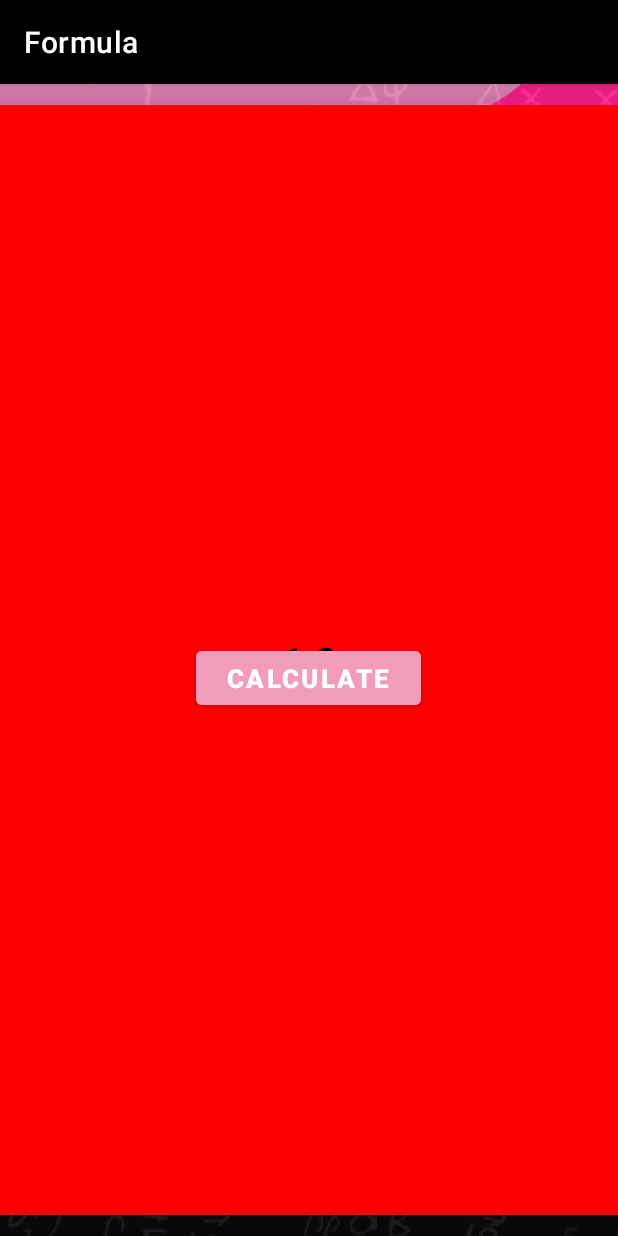
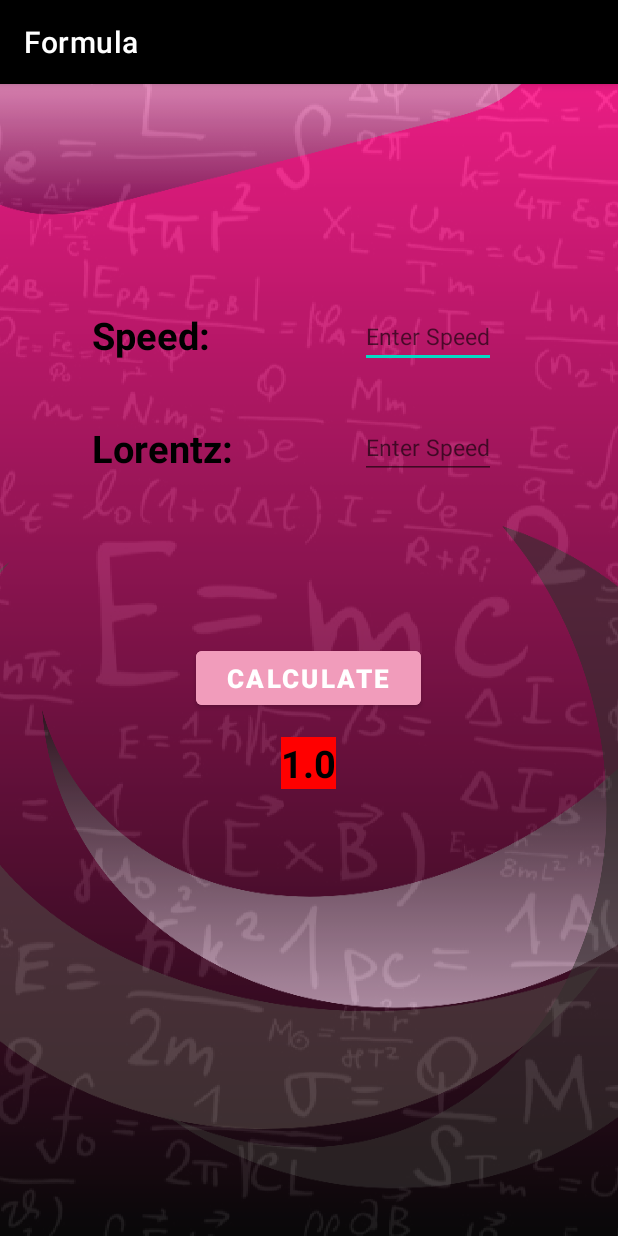
Before and after one commit to Maheswari-ops/Formula, an Android app: the Practice screen opened directly, with no data from a screen before it, after a tap on "CALCULATE", on a phone screen of 412 x 824 dp. Run offline under Robolectric (Android 15) with nearby library versions, the phone set to English and light mode, and no system bars; 2 statements that could not run were skipped.

Commit message:
second commit

```diff
--- a/app/src/main/java/com/example/formula/Practice.java
+++ b/app/src/main/java/com/example/formula/Practice.java
@@ -7,6 +7,8 @@ import android.graphics.Color;
 import android.media.MediaPlayer;
 import android.os.Bundle;
 import android.os.Vibrator;
+import android.text.Editable;
+import android.text.TextWatcher;
 import android.view.View;
 import android.widget.Button;
 import android.widget.EditText;
@@ -37,11 +39,16 @@ public class Practice extends AppCompatActivity {
         super.onCreate(savedInstanceState);
         setContentView(R.layout.activity_practice);
 
+
         ped1 = findViewById(R.id.ped1);
         ped2 = findViewById(R.id.ped2);
         pcal = findViewById(R.id.pcal);
         panswer = findViewById(R.id.panswer);
         vibrator = (Vibrator)getSystemService(VIBRATOR_SERVICE);
+        ped1.addTextChangedListener(input1TextWatcher);
+        ped2.addTextChangedListener(input1TextWatcher);
+
+
 
 
         pcal.setOnClickListener(new View.OnClickListener() {
@@ -77,7 +84,27 @@ public class Practice extends AppCompatActivity {
 
 
 
+
     }
+    private TextWatcher input1TextWatcher = new TextWatcher() {
+        @Override
+        public void beforeTextChanged(CharSequence s, int start, int count, int after) {
+
+        }
+
+        @Override
+        public void onTextChanged(CharSequence s, int start, int before, int count) {
+            String input1speed = ped1.getText().toString().trim();
+            String input1lorentz = ped2.getText().toString().trim();
+            pcal.setEnabled(!input1speed.isEmpty() && !input1lorentz.isEmpty());
+
+        }
+
+        @Override
+        public void afterTextChanged(Editable s) {
+
+        }
+    };
 
 
 
--- a/app/src/main/res/layout/activity_lorentz.xml
+++ b/app/src/main/res/layout/activity_lorentz.xml
@@ -36,7 +36,7 @@
             android:layout_marginRight="10dp"
             android:layout_toRightOf="@id/speed"
             android:hint="Enter Speed"
-            android:inputType="text"
+            android:inputType="numberDecimal"
             android:textSize="15dp" />
 
 
--- a/app/src/main/res/layout/activity_practice.xml
+++ b/app/src/main/res/layout/activity_practice.xml
@@ -31,7 +31,7 @@
             android:layout_marginTop="147dp"
             android:layout_marginRight="10dp"
             android:layout_toRightOf="@id/pspeed"
-            android:inputType="text"
+            android:inputType="numberDecimal"
             android:hint="Enter Speed"
             android:textSize="15dp" />
 
@@ -59,7 +59,7 @@
             android:layout_toRightOf="@id/pspeed"
             android:textColor="@color/black"
             android:hint="Enter Speed"
-            android:inputType="text"
+            android:inputType="numberDecimal"
             android:textSize="15dp" />
 
         <Button
@@ -80,10 +80,12 @@
 
         <TextView
             android:id="@+id/panswer"
-            android:layout_width="match_parent"
-            android:layout_height="740dp"
+            android:layout_width="wrap_content"
+            android:layout_height="wrap_content"
+            android:layout_below="@id/pcal"
             android:layout_centerVertical="true"
-            android:layout_marginTop="7dp"
+            android:layout_marginTop="15dp"
+            android:layout_centerInParent="true"
             android:gravity="center"
             android:text=""
             android:textColor="@color/black"
--- a/app/src/main/res/layout/activity_spi.xml
+++ b/app/src/main/res/layout/activity_spi.xml
@@ -17,6 +17,7 @@
             android:layout_height="wrap_content"
             android:textSize="50dp"
             android:text="HH:mm:ss"
+            android:inputType="number"
             android:layout_above="@id/result2"
             android:layout_centerInParent="true"
             android:layout_marginBottom="30dp"
```
Also changed, not shown: app/src/main/java/com/example/formula/Lorentz.java (+26 -3 lines).
